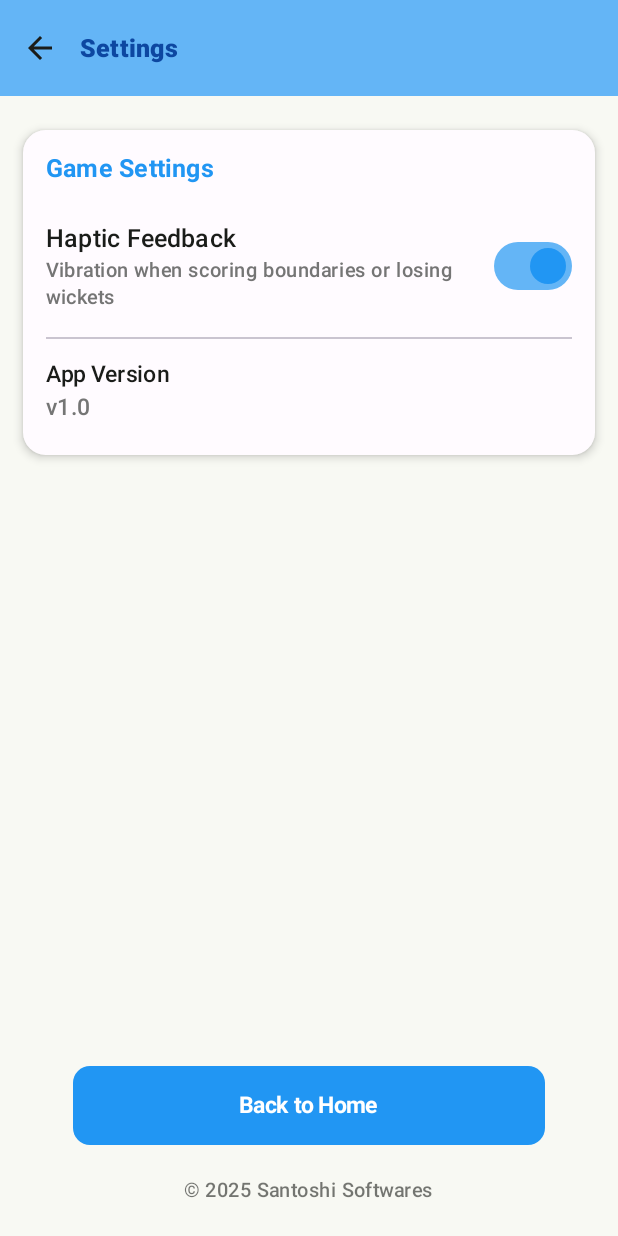
After one commit to AbhinavSantoshi/BookCricketApp, an Android app built with Jetpack Compose: the SettingsScreen screen opened through its navigation route, on a phone screen of 412 x 824 dp. The commit adds this screen. Run offline under Robolectric (Android 15) with nearby library versions, the phone set to English and light mode, and no system bars; Roboto replaces fonts that are not available here.

Commit message:
Heptic Feedback

```diff
--- a/app/src/main/java/com/example/bookcricketapp/components/ScoreboardCard.kt
+++ b/app/src/main/java/com/example/bookcricketapp/components/ScoreboardCard.kt
@@ -16,6 +16,8 @@ import androidx.compose.ui.draw.scale
 import androidx.compose.ui.draw.shadow
 import androidx.compose.ui.graphics.Brush
 import androidx.compose.ui.graphics.Color
+import androidx.compose.ui.hapticfeedback.HapticFeedbackType
+import androidx.compose.ui.platform.LocalHapticFeedback
 import androidx.compose.ui.text.font.FontWeight
 import androidx.compose.ui.text.style.TextAlign
 import androidx.compose.ui.unit.dp
@@ -191,9 +193,11 @@ fun ScoreboardCard(
 fun RunDisplay(
     runs: Int?,
     isOut: Boolean = false,
-    modifier: Modifier = Modifier
+    modifier: Modifier = Modifier,
+    gameViewModel: com.example.bookcricketapp.viewmodels.GameViewModel
 ) {
     val uiScale = rememberUiScaleUtils()
+    val hapticFeedback = LocalHapticFeedback.current
 
     val backgroundColor = when {
         isOut -> MaterialTheme.colorScheme.errorContainer
@@ -214,6 +218,15 @@ fun RunDisplay(
 
     LaunchedEffect(runs, isOut) {
         if (runs == 4 || runs == 6 || isOut) {
+            // Only perform haptic feedback if enabled in settings
+            if (gameViewModel.isHapticFeedbackEnabled) {
+                try {
+                    hapticFeedback.performHapticFeedback(HapticFeedbackType.LongPress)
+                } catch (e: Exception) {
+                    // Safely handle any exceptions from haptic feedback
+                    // This prevents crashes if haptic feedback fails
+                }
+            }
             pulseAnimation.animateTo(
                 targetValue = 1.2f,
                 animationSpec = repeatable(
--- a/app/src/main/java/com/example/bookcricketapp/navigation/AppNavigation.kt
+++ b/app/src/main/java/com/example/bookcricketapp/navigation/AppNavigation.kt
@@ -13,6 +13,7 @@ import com.example.bookcricketapp.viewmodels.GameViewModel
 sealed class Screen(val route: String) {
     object Home : Screen("home")
     object About : Screen("about")
+    object Settings : Screen("settings") // Add Settings route
     object MatchSettings : Screen("match_settings")
     object Toss : Screen("toss")
     object FirstInnings : Screen("first_innings")
@@ -34,13 +35,23 @@ fun AppNavigation(
         composable(route = Screen.Home.route) {
             HomeScreen(
                 onNewGameClick = { navController.navigate(Screen.MatchSettings.route) },
-                onAboutClick = { navController.navigate(Screen.About.route) }
+                onAboutClick = { navController.navigate(Screen.About.route) },
+                onSettingsClick = { navController.navigate(Screen.Settings.route) },
+                gameViewModel = gameViewModel
             )
         }
 
         // About Screen
         composable(route = Screen.About.route) {
             RulesScreen(
+                onNavigateBack = { navController.popBackStack() }
+            )
+        }
+
+        // Settings Screen
+        composable(route = Screen.Settings.route) {
+            SettingsScreen(
+                gameViewModel = gameViewModel,
                 onNavigateBack = { navController.popBackStack() }
             )
         }
--- a/app/src/main/java/com/example/bookcricketapp/screens/HomeScreen.kt
+++ b/app/src/main/java/com/example/bookcricketapp/screens/HomeScreen.kt
@@ -11,12 +11,12 @@ import androidx.compose.material3.*
 import androidx.compose.material.icons.Icons
 import androidx.compose.material.icons.filled.Info
 import androidx.compose.material.icons.filled.PlayArrow
+import androidx.compose.material.icons.filled.Settings
 import androidx.compose.runtime.*
 import androidx.compose.ui.Alignment
 import androidx.compose.ui.Modifier
 import androidx.compose.ui.draw.alpha
 import androidx.compose.ui.draw.clip
-import androidx.compose.ui.draw.rotate
 import androidx.compose.ui.draw.shadow
 import androidx.compose.ui.graphics.Brush
 import androidx.compose.ui.graphics.Color
@@ -32,14 +32,17 @@ import androidx.compose.ui.unit.sp
 import com.example.bookcricketapp.R
 import com.example.bookcricketapp.components.ButtonType
 import com.example.bookcricketapp.components.CricketButton
-import com.example.bookcricketapp.components.CricketText
 import com.example.bookcricketapp.utils.*
+import com.example.bookcricketapp.viewmodels.GameViewModel
 import kotlinx.coroutines.launch
 
+@OptIn(ExperimentalMaterial3Api::class)
 @Composable
 fun HomeScreen(
     onNewGameClick: () -> Unit,
-    onAboutClick: () -> Unit
+    onAboutClick: () -> Unit,
+    onSettingsClick: () -> Unit,
+    gameViewModel: GameViewModel
 ) {
     val coroutineScope = rememberCoroutineScope()
     val configuration = LocalConfiguration.current
@@ -48,6 +51,7 @@ fun HomeScreen(
     // Button press animations - keeping these for user feedback
     val newGameButtonScale = remember { Animatable(1f) }
     val howToPlayButtonScale = remember { Animatable(1f) }
+    val settingsButtonScale = remember { Animatable(1f) }
 
     // Enhanced background gradient with more depth
     val backgroundGradient = Brush.verticalGradient(
@@ -60,10 +64,34 @@ fun HomeScreen(
         endY = 2000f
     )
 
+    Scaffold(
+        topBar = {
+            TopAppBar(
+                title = {},
+                actions = {
+                    IconButton(
+                        onClick = onSettingsClick,
+                        modifier = Modifier.scaledSize(48.dp)
+                    ) {
+                        Icon(
+                            imageVector = Icons.Default.Settings,
+                            contentDescription = "Settings",
+                            tint = MaterialTheme.colorScheme.onPrimaryContainer
+                        )
+                    }
+                },
+                colors = TopAppBarDefaults.topAppBarColors(
+                    containerColor = Color.Transparent,
+                    actionIconContentColor = MaterialTheme.colorScheme.onPrimaryContainer
+                )
+            )
+        }
+    ) { paddingValues ->
         Box(
             modifier = Modifier
                 .fillMaxSize()
                 .background(brush = backgroundGradient)
+                .padding(paddingValues)
         ) {
             // Decorative shapes for background
             Box(
@@ -299,3 +327,4 @@ fun HomeScreen(
             }
         }
     }
+}
--- a/app/src/main/java/com/example/bookcricketapp/screens/InningsScreen.kt
+++ b/app/src/main/java/com/example/bookcricketapp/screens/InningsScreen.kt
@@ -15,6 +15,8 @@ import androidx.compose.ui.draw.shadow
 import androidx.compose.ui.graphics.Brush
 import androidx.compose.ui.graphics.Color
 import androidx.compose.ui.graphics.graphicsLayer
+import androidx.compose.ui.hapticfeedback.HapticFeedbackType
+import androidx.compose.ui.platform.LocalHapticFeedback
 import androidx.compose.ui.text.font.FontWeight
 import androidx.compose.ui.text.style.TextAlign
 import androidx.compose.ui.unit.dp
@@ -36,6 +38,7 @@ fun InningsScreen(
     val battingTeam = if (isFirstInnings) gameViewModel.battingFirst else gameViewModel.bowlingFirst
     val bowlingTeam = if (isFirstInnings) gameViewModel.bowlingFirst else gameViewModel.battingFirst
     val uiScale = rememberUiScaleUtils()
+    val hapticFeedback = LocalHapticFeedback.current
 
     // Get the correct scores based on which team is batting, not assuming team1 bats first
     val currentScore = if (battingTeam == gameViewModel.team1Name) gameViewModel.team1Score else gameViewModel.team2Score
@@ -132,6 +135,14 @@ fun InningsScreen(
         when (runType) {
             GameViewModel.RunType.OUT -> {
                 isWicketFalling = true
+                // Only perform haptic feedback if enabled in settings
+                if (gameViewModel.isHapticFeedbackEnabled) {
+                    try {
+                        hapticFeedback.performHapticFeedback(HapticFeedbackType.LongPress)
+                    } catch (e: Exception) {
+                        // Safely handle any exceptions from haptic feedback
+                    }
+                }
                 scope.launch {
                     delay(2000)
                     isWicketFalling = false
@@ -140,6 +151,14 @@ fun InningsScreen(
             GameViewModel.RunType.BOUNDARY -> {
                 isAnimatingRun = true
                 currentRunAnimation = if (runs == 4) "four" else "six"
+                // Only perform haptic feedback if enabled in settings
+                if (gameViewModel.isHapticFeedbackEnabled) {
+                    try {
+                        hapticFeedback.performHapticFeedback(HapticFeedbackType.TextHandleMove)
+                    } catch (e: Exception) {
+                        // Safely handle any exceptions from haptic feedback
+                    }
+                }
                 scope.launch {
                     delay(1500)
                     isAnimatingRun = false
--- a/app/src/main/java/com/example/bookcricketapp/screens/MatchSettingsScreen.kt
+++ b/app/src/main/java/com/example/bookcricketapp/screens/MatchSettingsScreen.kt
@@ -291,7 +291,7 @@ fun MatchSettingsScreen(
 
                             // Team 2 name field
                             OutlinedTextField(
-                                value = if (gameMode == GameMode.PVC) "Computer" else team2Name,
+                                value = team2Name,
                                 onValueChange = { team2Name = it },
                                 label = {
                                     Text(
--- /dev/null
+++ b/app/src/main/java/com/example/bookcricketapp/screens/SettingsScreen.kt
@@ -0,0 +1,194 @@
+package com.example.bookcricketapp.screens
+
+import androidx.compose.foundation.layout.*
+import androidx.compose.foundation.rememberScrollState
+import androidx.compose.foundation.shape.RoundedCornerShape
+import androidx.compose.foundation.verticalScroll
+import androidx.compose.material3.*
+import androidx.compose.material.icons.Icons
+import androidx.compose.material.icons.filled.ArrowBack
+import androidx.compose.runtime.Composable
+import androidx.compose.ui.Alignment
+import androidx.compose.ui.Modifier
+import androidx.compose.ui.semantics.heading
+import androidx.compose.ui.semantics.semantics
+import androidx.compose.ui.text.font.FontWeight
+import androidx.compose.ui.text.style.TextAlign
+import androidx.compose.ui.unit.dp
+import com.example.bookcricketapp.utils.*
+import com.example.bookcricketapp.viewmodels.GameViewModel
+
+@OptIn(ExperimentalMaterial3Api::class)
+@Composable
+fun SettingsScreen(
+    gameViewModel: GameViewModel,
+    onNavigateBack: () -> Unit
+) {
+    val scrollState = rememberScrollState()
+    val uiScale = rememberUiScaleUtils()
+
+    Scaffold(
+        topBar = {
+            TopAppBar(
+                title = {
+                    ScaledTitleMedium(
+                        text = "Settings",
+                        modifier = Modifier.semantics { heading() }
+                    )
+                },
+                navigationIcon = {
+                    IconButton(
+                        onClick = onNavigateBack,
+                        modifier = Modifier.scaledSize(48.dp)
+                    ) {
+                        Icon(
+                            imageVector = Icons.Default.ArrowBack,
+                            contentDescription = "Navigate Back"
+                        )
+                    }
+                },
+                colors = TopAppBarDefaults.topAppBarColors(
+                    containerColor = MaterialTheme.colorScheme.primaryContainer,
+                    titleContentColor = MaterialTheme.colorScheme.onPrimaryContainer
+                )
+            )
+        }
+    ) { paddingValues ->
+        Column(
+            modifier = Modifier
+                .padding(paddingValues)
+                .fillMaxSize()
+                .verticalScroll(scrollState)
+                .scaledPadding(16.dp),
+            horizontalAlignment = Alignment.CenterHorizontally
+        ) {
+            Card(
+                modifier = Modifier
+                    .fillMaxWidth()
+                    .scaledPadding(vertical = 8.dp),
+                shape = RoundedCornerShape(uiScale.scaledDp(16.dp)),
+                colors = CardDefaults.cardColors(
+                    containerColor = MaterialTheme.colorScheme.surface
+                ),
+                elevation = CardDefaults.cardElevation(
+                    defaultElevation = uiScale.scaledDp(4.dp)
+                )
+            ) {
+                Column(
+                    modifier = Modifier
+                        .fillMaxWidth()
+                        .scaledPadding(16.dp)
+                ) {
+                    ScaledTitleMedium(
+                        text = "Game Settings",
+                        fontWeight = FontWeight.Bold,
+                        color = MaterialTheme.colorScheme.primary,
+                        modifier = Modifier
+                            .scaledPadding(bottom = 16.dp)
+                            .semantics { heading() }
+                    )
+
+                    // Haptic Feedback Setting
+                    Row(
+                        modifier = Modifier
+                            .fillMaxWidth()
+                            .scaledPadding(vertical = 12.dp),
+                        verticalAlignment = Alignment.CenterVertically,
+                        horizontalArrangement = Arrangement.SpaceBetween
+                    ) {
+                        Column(
+                            modifier = Modifier
+                                .weight(1f)
+                                .scaledPadding(end = 16.dp)
+                        ) {
+                            ScaledText(
+                                text = "Haptic Feedback",
+                                style = MaterialTheme.typography.bodyLarge,
+                                fontWeight = FontWeight.Medium,
+                                color = MaterialTheme.colorScheme.onSurface
+                            )
+
+                            Spacer(modifier = Modifier.scaledHeight(4.dp))
+
+                            ScaledText(
+                                text = "Vibration when scoring boundaries or losing wickets",
+                                style = MaterialTheme.typography.bodySmall,
+                                color = MaterialTheme.colorScheme.onSurfaceVariant,
+                                maxLines = 2
+                            )
+                        }
+
+                        Switch(
+                            checked = gameViewModel.isHapticFeedbackEnabled,
+                            onCheckedChange = { gameViewModel.isHapticFeedbackEnabled = it },
+                            colors = SwitchDefaults.colors(
+                                checkedThumbColor = MaterialTheme.colorScheme.primary,
+                                checkedTrackColor = MaterialTheme.colorScheme.primaryContainer,
+                                uncheckedThumbColor = MaterialTheme.colorScheme.outline,
+                                uncheckedTrackColor = MaterialTheme.colorScheme.surfaceVariant
+                            )
+                        )
+                    }
+
+                    Divider(
+                        modifier = Modifier
+                            .fillMaxWidth()
+                            .scaledPadding(vertical = 8.dp),
+                        color = MaterialTheme.colorScheme.outlineVariant
+                    )
+
+                    // App version info
+                    Column(
+                        modifier = Modifier
+                            .fillMaxWidth()
+                            .scaledPadding(vertical = 8.dp),
+                        horizontalAlignment = Alignment.Start
+                    ) {
+                        ScaledText(
+                            text = "App Version",
+                            style = MaterialTheme.typography.bodyMedium,
+                            fontWeight = FontWeight.Medium,
+                            color = MaterialTheme.colorScheme.onSurface
+                        )
+
+                        Spacer(modifier = Modifier.scaledHeight(4.dp))
+
+                        ScaledText(
+                            text = "v1.0",
+                            style = MaterialTheme.typography.bodyMedium,
+                            color = MaterialTheme.colorScheme.onSurfaceVariant
+                        )
+                    }
+                }
+            }
+
+            Spacer(modifier = Modifier.weight(1f))
+
+            // Footer with back button matching app patterns
+            Button(
+                onClick = onNavigateBack,
+                modifier = Modifier
+                    .fillMaxWidth()
+                    .scaledPadding(horizontal = 32.dp, vertical = 16.dp)
+                    .scaledHeight(56.dp),
+                colors = ButtonDefaults.buttonColors(
+                    containerColor = MaterialTheme.colorScheme.primary,
+                    contentColor = MaterialTheme.colorScheme.onPrimary
+                ),
+                shape = RoundedCornerShape(uiScale.scaledDp(12.dp))
+            ) {
+                ScaledTitleSmall(
+                    text = "Back to Home"
+                )
+            }
+
+            // Footer copyright
+            ScaledText(
+                text = "© 2025 Santoshi Softwares",
+                style = MaterialTheme.typography.bodySmall,
+                color = MaterialTheme.colorScheme.onBackground.copy(alpha = 0.6f),
+                modifier = Modifier.scaledPadding(vertical = 8.dp)
+            )
+        }
+    }
+}
--- a/app/src/main/java/com/example/bookcricketapp/screens/TossScreen.kt
+++ b/app/src/main/java/com/example/bookcricketapp/screens/TossScreen.kt
@@ -29,6 +29,8 @@ import androidx.compose.ui.text.font.FontWeight
 import androidx.compose.ui.text.style.TextAlign
 import androidx.compose.ui.unit.dp
 import androidx.compose.ui.unit.sp
+import androidx.compose.ui.hapticfeedback.HapticFeedbackType
+import androidx.compose.ui.platform.LocalHapticFeedback
 import com.example.bookcricketapp.R
 import com.example.bookcricketapp.components.ButtonType
 import com.example.bookcricketapp.components.CricketButton
@@ -89,6 +91,7 @@ fun TossScreen(
 ) {
     val coroutineScope = rememberCoroutineScope()
     val uiScale = rememberUiScaleUtils()
+    val hapticFeedback = LocalHapticFeedback.current
 
     // States for toss animation and result
     var tossInProgress by remember { mutableStateOf(false) }
@@ -286,6 +289,13 @@ fun TossScreen(
 
             // Finish animation
             coinFlipAnimationFinished = true
+            if (gameViewModel.isHapticFeedbackEnabled) {
+                try {
+                    hapticFeedback.performHapticFeedback(HapticFeedbackType.LongPress)
+                } catch (e: Exception) {
+                    // Safely handle any exceptions from haptic feedback
+                }
+            }
             delay(500)
             showResult = true
 
--- a/app/src/main/java/com/example/bookcricketapp/viewmodels/GameViewModel.kt
+++ b/app/src/main/java/com/example/bookcricketapp/viewmodels/GameViewModel.kt
@@ -49,6 +49,9 @@ class GameViewModel : ViewModel() {
     var currentBattingTeam by mutableStateOf("")
     var currentBowlingTeam by mutableStateOf("")
 
+    // User preference for haptic feedback
+    var isHapticFeedbackEnabled by mutableStateOf(true)
+
     // Game Configuration
     var totalOvers by mutableStateOf(2)
     var wicketsPerTeam by mutableStateOf(10)
@@ -94,7 +97,7 @@ class GameViewModel : ViewModel() {
         // Update team names based on selected game mode
         if (mode == GameMode.PVC) {
             team1Name = "Player A".trim()
-            team2Name = "Computer".trim()
+            team2Name = "Thala Bot".trim()
         } else {
             team1Name = "Player A".trim()
             team2Name = "Player B".trim()
```
Lines whose indentation alone changed are shown as unchanged.
